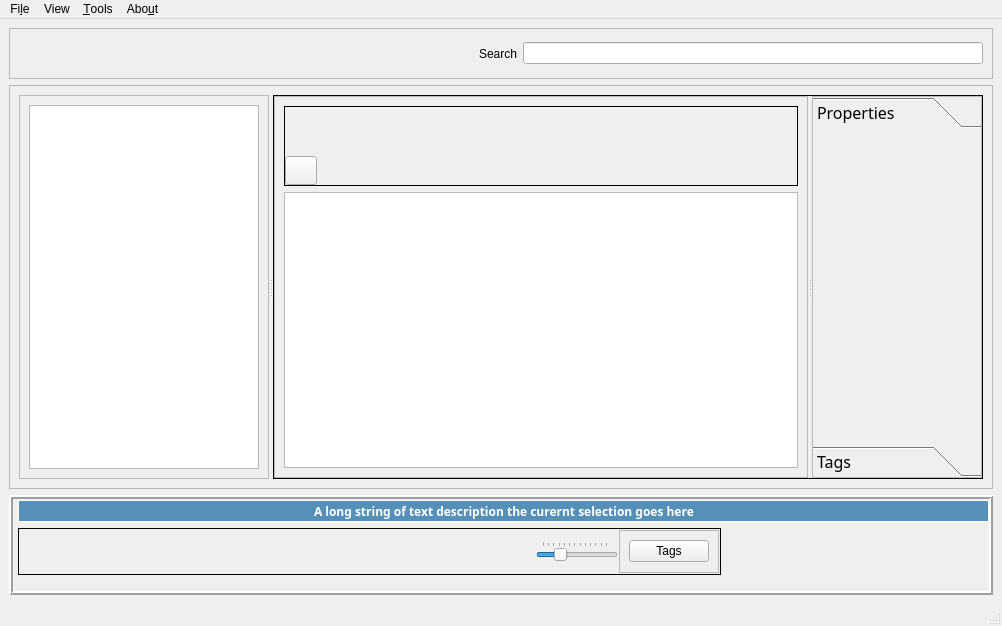
Before: the Qt Designer form src/qpicasa/ui/mainwindow.ui in juliendz/imagius, drawn with Qt 5.
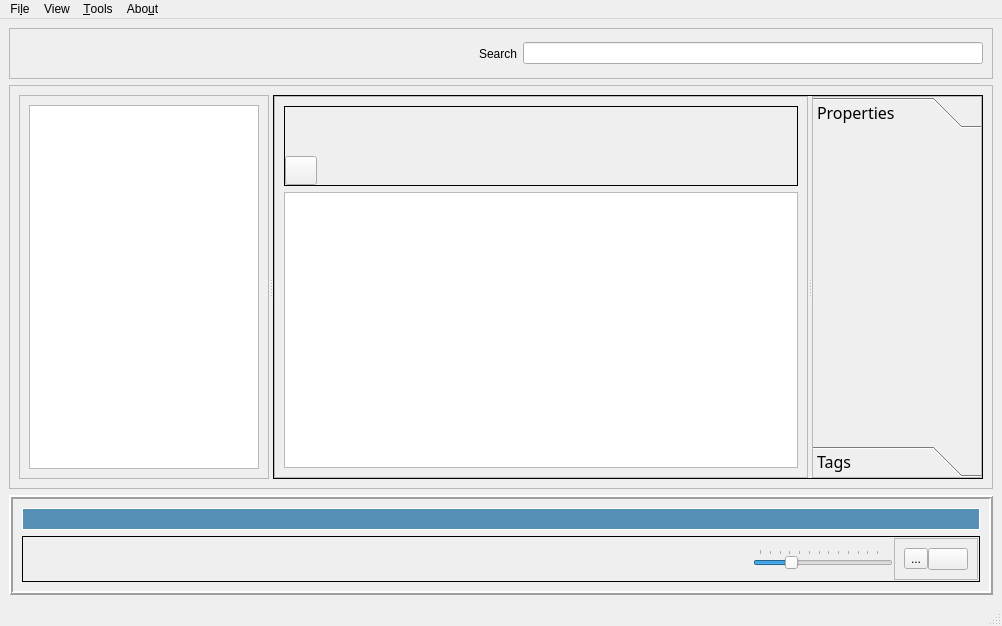
After: the same form once the commit is applied. Icons and pictures are not drawn.

Commit message: Add Tags/Properties toolbar and icons

Diff of the .ui file:
```diff
--- a/src/qpicasa/ui/mainwindow.ui
+++ b/src/qpicasa/ui/mainwindow.ui
@@ -431,15 +431,9 @@
       <property name="midLineWidth">
        <number>0</number>
       </property>
+      <layout class="QGridLayout" name="gridLayout">
+       <item row="0" column="0">
       <widget class="QFrame" name="frame_9">
-       <property name="geometry">
-        <rect>
-         <x>9</x>
-         <y>5</y>
-         <width>971</width>
-         <height>22</height>
-        </rect>
-       </property>
        <property name="autoFillBackground">
         <bool>false</bool>
        </property>
@@ -488,12 +482,13 @@
           <property name="font">
            <font>
             <family>Noto Sans</family>
+              <pointsize>8</pointsize>
             <weight>75</weight>
             <bold>true</bold>
            </font>
           </property>
           <property name="text">
-           <string>A long string of text description the curernt selection goes here</string>
+             <string/>
           </property>
          </widget>
         </item>
@@ -512,15 +507,9 @@
         </item>
        </layout>
       </widget>
+       </item>
+       <item row="1" column="0">
       <widget class="QFrame" name="frame_10">
-       <property name="geometry">
-        <rect>
-         <x>9</x>
-         <y>33</y>
-         <width>703</width>
-         <height>47</height>
-        </rect>
-       </property>
        <property name="frameShape">
         <enum>QFrame::Panel</enum>
        </property>
@@ -593,18 +582,74 @@
            <enum>QFrame::Raised</enum>
           </property>
           <layout class="QHBoxLayout" name="horizontalLayout_5">
+             <property name="spacing">
+              <number>0</number>
+             </property>
            <item>
-            <widget class="QPushButton" name="btn_tags">
+              <widget class="QToolButton" name="toolbutton_tags">
              <property name="text">
-              <string>Tags</string>
-             </property>
-            </widget>
-           </item>
+                <string>...</string>
+               </property>
+               <property name="icon">
+                <iconset resource="../../resources/qpicasa.qrc">
+                 <normaloff>:/images/icon_tags</normaloff>:/images/icon_tags</iconset>
+               </property>
+               <property name="iconSize">
+                <size>
+                 <width>32</width>
+                 <height>32</height>
+                </size>
+               </property>
+               <property name="checkable">
+                <bool>true</bool>
+               </property>
+               <attribute name="buttonGroup">
+                <string notr="true">buttonGroup_metadata</string>
+               </attribute>
+              </widget>
+             </item>
+             <item>
+              <widget class="QToolButton" name="toolbutton_properties">
+               <property name="toolTip">
+                <string>&lt;html&gt;&lt;head/&gt;&lt;body&gt;&lt;p&gt;Show/Hide Properties Window&lt;/p&gt;&lt;/body&gt;&lt;/html&gt;</string>
+               </property>
+               <property name="text">
+                <string/>
+               </property>
+               <property name="icon">
+                <iconset resource="../../resources/qpicasa.qrc">
+                 <normaloff>:/images/icon_properties</normaloff>:/images/icon_properties</iconset>
+               </property>
+               <property name="iconSize">
+                <size>
+                 <width>32</width>
+                 <height>32</height>
+                </size>
+               </property>
+               <property name="shortcut">
+                <string>Ctrl+S</string>
+               </property>
+               <property name="checkable">
+                <bool>true</bool>
+               </property>
+               <property name="toolButtonStyle">
+                <enum>Qt::ToolButtonIconOnly</enum>
+               </property>
+               <property name="autoRaise">
+                <bool>false</bool>
+               </property>
+               <attribute name="buttonGroup">
+                <string notr="true">buttonGroup_metadata</string>
+               </attribute>
+              </widget>
+             </item>
           </layout>
          </widget>
         </item>
        </layout>
       </widget>
+       </item>
+      </layout>
      </widget>
     </item>
    </layout>
```
Left out of the diff: 23 changed lines with no effect on the pictures. Lines whose indentation alone changed are shown as unchanged. The commit also changes 6 other files.
